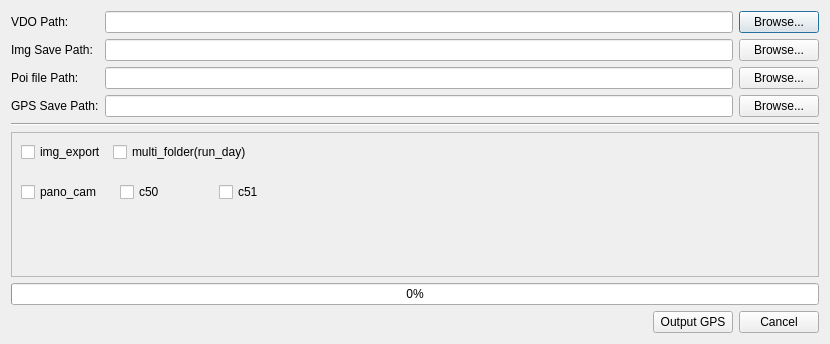
Qt form UI/export_pano_gps.ui (slgao/ProcessVDO) before a commit.
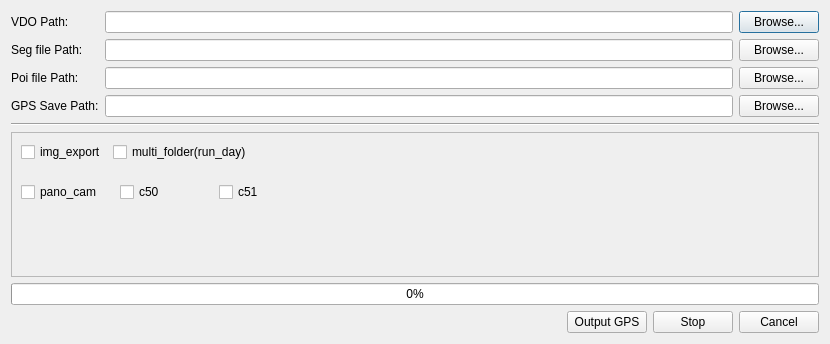
The same form after that commit.

Diff of the .ui file:
```diff
--- a/UI/export_pano_gps.ui
+++ b/UI/export_pano_gps.ui
@@ -47,7 +47,7 @@
      <item row="1" column="0">
       <widget class="QLabel" name="label_3">
        <property name="text">
-        <string>Img Save Path:</string>
+        <string>Seg file Path:</string>
        </property>
       </widget>
      </item>
@@ -117,6 +117,13 @@
        </property>
       </widget>
      </item>
+     <item>
+      <widget class="QPushButton" name="stop_btn">
+       <property name="text">
+        <string>Stop</string>
+       </property>
+      </widget>
+     </item>
      <item>
       <widget class="QPushButton" name="cancel_btn">
        <property name="sizePolicy">
```
Left out of the diff: 4 changed lines with no effect on the pictures.
